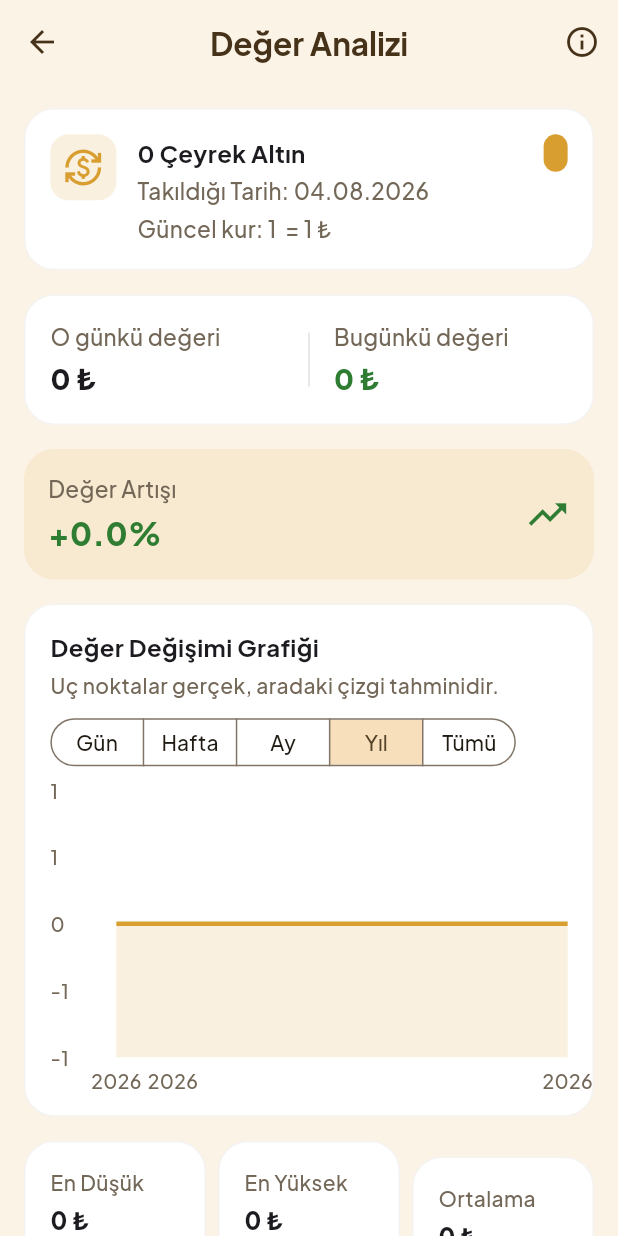
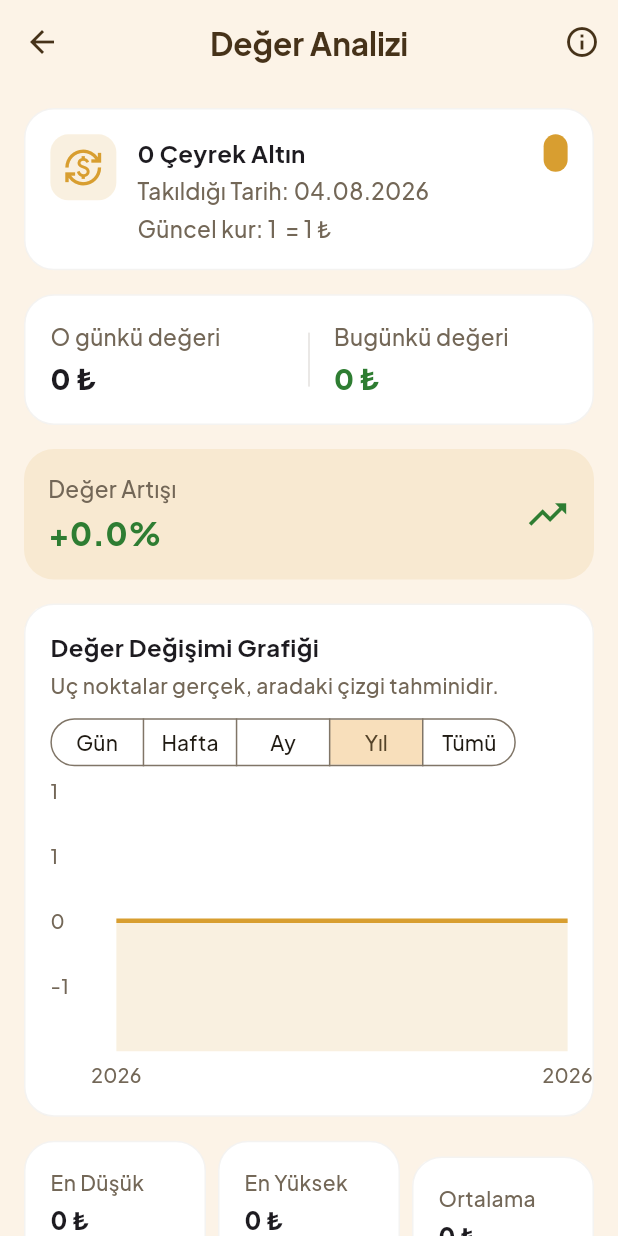
Before and after one commit to lvntaslann/taki-sandigim, a Flutter app: the GiftValueAnalysisScreen screen opened directly with empty values, on a phone screen of 412 x 824 dp. Run offline on Flutter 3.47's test engine with Material 3 defaults, Android fonts, the phone set to English and light mode, and no system bars; drawn by our look-alikes of fl_chart; our stand-ins replace camera, dio, equatable, flutter_bloc, flutter_screenutil, go_router and 5 more; missing offline and left inert: excel, google_mlkit_text_recognition; accounts and stored records are empty; network calls fail.

Commit message:
fix(ui): fix category tile overflow and chart axis label overlap

```diff
--- a/lib/features/tracker/presentation/screens/gift_value_analysis_screen.dart
+++ b/lib/features/tracker/presentation/screens/gift_value_analysis_screen.dart
@@ -170,7 +170,7 @@ class _GiftValueAnalysisScreenState extends State<GiftValueAnalysisScreen> {
                             Text(
                               'Takıldığı Tarih: ${DateFormatter.shortDate(gift.date)}',
                               style: TextStyle(
-                                color: AppColors.textMuted,
+                                color: AppColors.muted(context),
                                 fontSize: 15,
                                 fontWeight: FontWeight.w500,
                               ),
@@ -184,7 +184,7 @@ class _GiftValueAnalysisScreenState extends State<GiftValueAnalysisScreen> {
                                     : 'Güncel gram altın kuru: '
                                           '${CurrencyConverter.formatTl(_currentRateTl!)}',
                                 style: TextStyle(
-                                  color: AppColors.textMuted,
+                                  color: AppColors.muted(context),
                                   fontSize: 15,
                                   fontWeight: FontWeight.w500,
                                 ),
@@ -230,7 +230,7 @@ class _GiftValueAnalysisScreenState extends State<GiftValueAnalysisScreen> {
                 Text(
                   'O günkü değeri',
                   style: TextStyle(
-                    color: AppColors.textMuted,
+                    color: AppColors.muted(context),
                     fontSize: 15,
                     fontWeight: FontWeight.w500,
                   ),
@@ -249,7 +249,7 @@ class _GiftValueAnalysisScreenState extends State<GiftValueAnalysisScreen> {
           Container(
             width: 1,
             height: 36,
-            color: AppColors.textMuted.withValues(alpha: 0.2),
+            color: AppColors.muted(context).withValues(alpha: 0.2),
           ),
           Expanded(
             child: Padding(
@@ -260,7 +260,7 @@ class _GiftValueAnalysisScreenState extends State<GiftValueAnalysisScreen> {
                   Text(
                     'Bugünkü değeri',
                     style: TextStyle(
-                      color: AppColors.textMuted,
+                      color: AppColors.muted(context),
                       fontSize: 15,
                       fontWeight: FontWeight.w500,
                     ),
@@ -305,7 +305,7 @@ class _GiftValueAnalysisScreenState extends State<GiftValueAnalysisScreen> {
               Text(
                 'Değer Artışı',
                 style: TextStyle(
-                  color: AppColors.textMuted,
+                  color: AppColors.muted(context),
                   fontSize: 15,
                   fontWeight: FontWeight.w500,
                 ),
@@ -337,6 +337,9 @@ class _GiftValueAnalysisScreenState extends State<GiftValueAnalysisScreen> {
     final minY = series.map((p) => p.valueTl).reduce((a, b) => a < b ? a : b);
     final maxY = series.map((p) => p.valueTl).reduce((a, b) => a > b ? a : b);
     final padding = (maxY - minY) * 0.15 + 1;
+    final chartMinY = minY - padding;
+    final chartMaxY = maxY + padding;
+    final yInterval = (chartMaxY - chartMinY) / 4;
 
     return CustomCard(
       child: Column(
@@ -350,7 +353,7 @@ class _GiftValueAnalysisScreenState extends State<GiftValueAnalysisScreen> {
           Text(
             'Uç noktalar gerçek, aradaki çizgi tahminidir.',
             style: TextStyle(
-              color: AppColors.textMuted,
+              color: AppColors.muted(context),
               fontSize: 14,
               fontWeight: FontWeight.w500,
             ),
@@ -362,8 +365,8 @@ class _GiftValueAnalysisScreenState extends State<GiftValueAnalysisScreen> {
             height: 200,
             child: LineChart(
               LineChartData(
-                minY: minY - padding,
-                maxY: maxY + padding,
+                minY: chartMinY,
+                maxY: chartMaxY,
                 gridData: const FlGridData(show: false),
                 borderData: FlBorderData(show: false),
                 titlesData: FlTitlesData(
@@ -377,22 +380,31 @@ class _GiftValueAnalysisScreenState extends State<GiftValueAnalysisScreen> {
                     sideTitles: SideTitles(
                       showTitles: true,
                       reservedSize: 44,
-                      getTitlesWidget: (value, meta) => Text(
-                        value.toStringAsFixed(0),
-                        style: TextStyle(
-                          fontSize: 13,
-                          color: AppColors.textMuted,
-                          fontWeight: FontWeight.w500,
-                        ),
-                      ),
+                      interval: yInterval,
+                      getTitlesWidget: (value, meta) {
+                        if (value <= chartMinY + yInterval * 0.4) {
+                          return const SizedBox.shrink();
+                        }
+                        return Text(
+                          value.toStringAsFixed(0),
+                          style: TextStyle(
+                            fontSize: 13,
+                            color: AppColors.muted(context),
+                            fontWeight: FontWeight.w500,
+                          ),
+                        );
+                      },
                     ),
                   ),
                   bottomTitles: AxisTitles(
                     sideTitles: SideTitles(
                       showTitles: true,
+                      interval: 1,
+                      reservedSize: 26,
                       getTitlesWidget: (value, meta) {
-                        final index = value.toInt();
-                        if (index != 0 && index != series.length - 1) {
+                        final index = value.round();
+                        if (value != value.roundToDouble() ||
+                            (index != 0 && index != series.length - 1)) {
                           return const SizedBox.shrink();
                         }
                         return Padding(
@@ -408,7 +420,7 @@ class _GiftValueAnalysisScreenState extends State<GiftValueAnalysisScreen> {
                             ).format(series[index].date),
                             style: TextStyle(
                               fontSize: 13,
-                              color: AppColors.textMuted,
+                              color: AppColors.muted(context),
                               fontWeight: FontWeight.w500,
                             ),
                           ),
@@ -496,7 +508,7 @@ class _GiftValueAnalysisScreenState extends State<GiftValueAnalysisScreen> {
           Text(
             label,
             style: TextStyle(
-              color: AppColors.textMuted,
+              color: AppColors.muted(context),
               fontSize: 14,
               fontWeight: FontWeight.w500,
             ),
@@ -511,7 +523,7 @@ class _GiftValueAnalysisScreenState extends State<GiftValueAnalysisScreen> {
             Text(
               DateFormat('dd.MM.yyyy').format(date),
               style: TextStyle(
-                color: AppColors.textMuted,
+                color: AppColors.muted(context),
                 fontSize: 13,
                 fontWeight: FontWeight.w500,
               ),
```
Also changed, not shown: lib/features/tracker/presentation/screens/analytics_screen.dart (+67 -30 lines).
